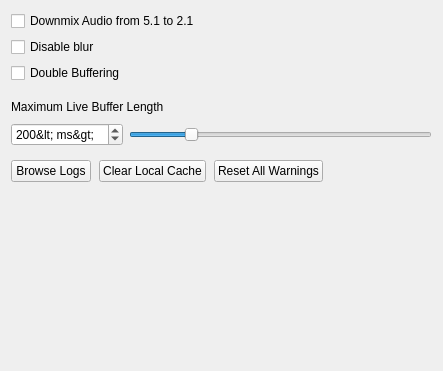
Qt form vms/client/nx_vms_client_desktop/src/ui/widgets/local_settings/advanced_settings_widget.ui (networkoptix/nx_open) before a commit.
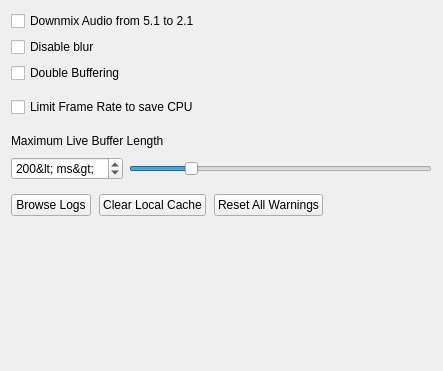
The same form after that commit. Custom widgets are drawn as their Qt base class.

Commit message:
Replace ini setting with a checkbox in Local settings (Advanced tab)
Branch: x/VMS-17074_rendering_performance_optimisations

```diff
--- a/vms/client/nx_vms_client_desktop/src/ui/widgets/local_settings/advanced_settings_widget.ui
+++ b/vms/client/nx_vms_client_desktop/src/ui/widgets/local_settings/advanced_settings_widget.ui
@@ -65,6 +65,43 @@
      </item>
     </layout>
    </item>
+   <item>
+    <layout class="QHBoxLayout" name="horizontalLayout_4" stretch="0,0,1">
+     <property name="spacing">
+      <number>4</number>
+     </property>
+     <property name="bottomMargin">
+      <number>8</number>
+     </property>
+     <item>
+      <widget class="QCheckBox" name="autoFpsLimitCheckbox">
+       <property name="text">
+        <string>Limit Frame Rate to save CPU</string>
+       </property>
+      </widget>
+     </item>
+     <item>
+      <widget class="nx::vms::client::desktop::HintButton" name="autoFpsLimitCheckboxHint" native="true">
+       <property name="hint" stdset="0">
+        <string/>
+       </property>
+      </widget>
+     </item>
+     <item>
+      <spacer name="horizontalSpacer_4">
+       <property name="orientation">
+        <enum>Qt::Horizontal</enum>
+       </property>
+       <property name="sizeHint" stdset="0">
+        <size>
+         <width>40</width>
+         <height>0</height>
+        </size>
+       </property>
+      </spacer>
+     </item>
+    </layout>
+   </item>
    <item>
     <layout class="QHBoxLayout" name="maximumLiveBufferLengthLabelLayout" stretch="0,1,0">
      <property name="spacing">
```
The commit also changes 6 other files.
